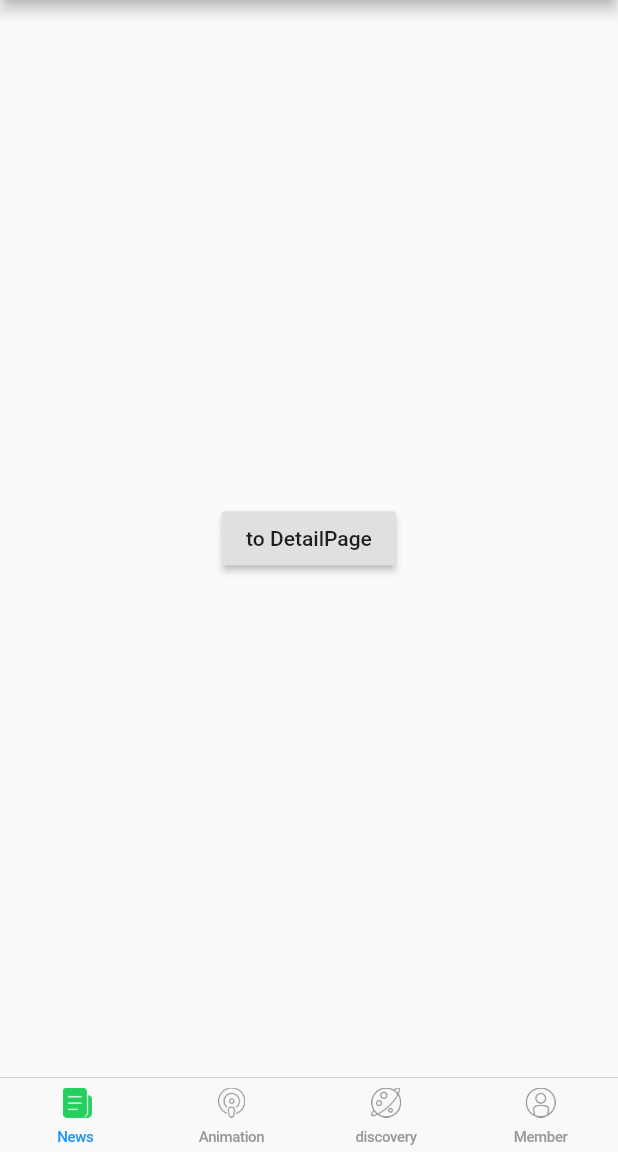
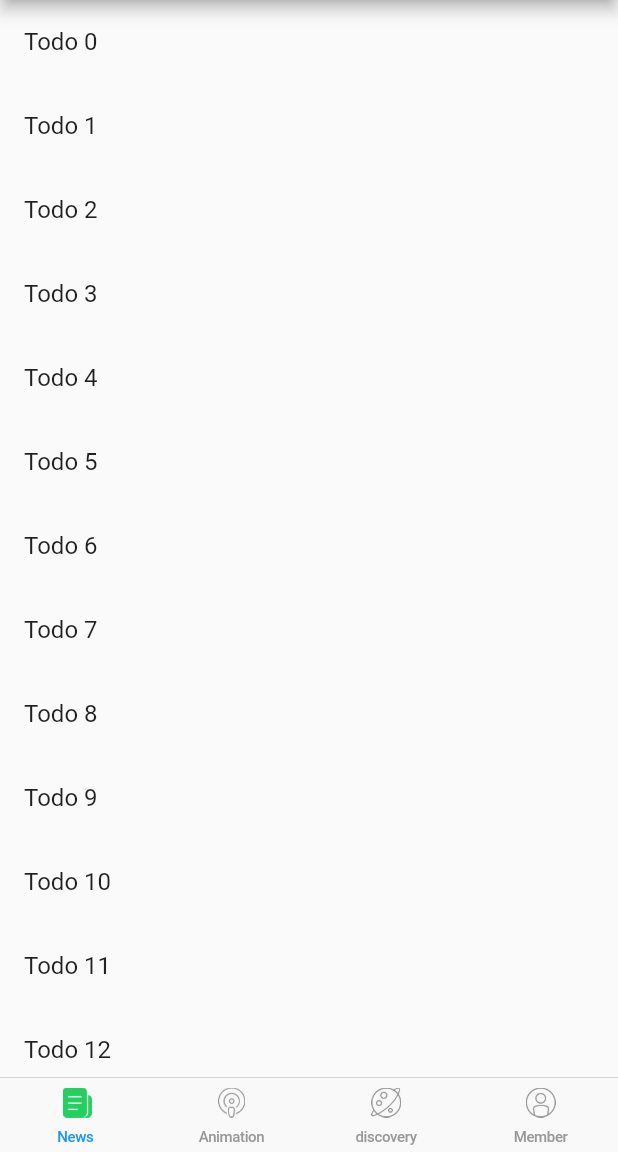
Before and after one commit to dukezhao/open_source_china, a Flutter app: the screen it shows after launch, on a phone screen of 412 x 824 dp, the part 84-1236 px from its top. Run offline on Flutter 3.47's test engine with Material 2 defaults, Android fonts, the phone set to English and light mode, and no system bars.

Commit message:
test TODO list jump to details is Ok .

```diff
--- a/lib/main.dart
+++ b/lib/main.dart
@@ -1,6 +1,8 @@
 import 'package:flutter/material.dart';
 import 'package:open_source_china/pages/DiscoveryPage.dart';
 import 'package:open_source_china/pages/MyInfoPage.dart';
+import 'package:open_source_china/pages/NewsDetailsPage.dart';
+
 import 'package:open_source_china/pages/NewsListPage.dart';
 import 'package:open_source_china/pages/TweetsListPage.dart';
 import 'package:flutter/cupertino.dart';
@@ -20,6 +22,7 @@ class MyOSCClientState extends State<MyApp> {
 
   var tabImages;
   final appBarTitles = ['News ', 'Animation', 'discovery', 'Member'];
+  //Map<String, WidgetBuilder> _route;
 
 /*  var _body = IndexedStack(
     children: <Widget>[
@@ -87,6 +90,15 @@ class MyOSCClientState extends State<MyApp> {
           ),
         ),
       ),
+    /*  *//* 一般写法：*/
+
+
+      routes: <String, WidgetBuilder>{'newsDetail': (_) => NewsDetailsPage("mainsetrouter,list跳转 来的详情页")},
+
+
+
+      //另一种写法，跳转Ok
+      /*routes: <String,WidgetBuilder>{'newsDetail': (context) {return  NewsDetailsPage();}},*/
     );
   }
 
--- a/lib/pages/NewsDetailsPage.dart
+++ b/lib/pages/NewsDetailsPage.dart
@@ -15,6 +15,9 @@ import 'package:flutter/material.dart';
 * */
 
 class NewsDetailsPage extends StatelessWidget {
+  final title;
+  NewsDetailsPage(this.title);
+
   @override
   Widget build(BuildContext context) {
     return Scaffold(
@@ -26,11 +29,11 @@ class NewsDetailsPage extends StatelessWidget {
         child: Column(
           mainAxisAlignment: MainAxisAlignment.center,
           children: <Widget>[
-            Text('news detail page '),
+            Text(title,style: TextStyle(fontSize: 28.0),),//'news detail page '->title
             RaisedButton(
               child: Text('back'),
             onPressed: (){
-                Navigator.of(context).pop();
+                Navigator.of(context).pop();//来使页面返回到上一级
             },),
 
           ],
--- a/lib/pages/NewsListPage.dart
+++ b/lib/pages/NewsListPage.dart
@@ -1,13 +1,24 @@
 import 'package:flutter/material.dart';
+import 'package:open_source_china/pages/TodoDetailsPage.dart';
 import 'NewsDetailsPage.dart';
 
 //temply show one UI
-class NewsListPage extends StatelessWidget{
+class NewsListPage extends StatelessWidget {
+  final todos = new List<Todo>.generate(
+    20,
+    (i) => new Todo(
+        'Todo $i',
+        'A description fo'
+        ' what need to do be done for Todo $i '),
+  );
+
   @override
   Widget build(BuildContext context) {
     // TODO: implement build
-    return Center(
-      child: RaisedButton(child: Text('to DetailPage'),
+    /* return Center(
+
+      //并非真正的list中item跳转，只是一个按钮
+     */ /* child: RaisedButton(child: Text('to DetailPage'),
       onPressed: (){
         Navigator.of(context).push(MaterialPageRoute(builder: (ctx){//push的参数是一个Route对象，
           // 这里使用了Flutter提供的MaterialPageRoute对象，builder参数是一个方法，返回的就是详情页对象。
@@ -15,7 +26,70 @@ class NewsListPage extends StatelessWidget{
         }));
 
 
-      },),
+      },),*/
+
+    //todo 还不是真的list 中item click ->details，只是把push里的东西放到一个路由表_route里
+    //即，除了使用上面的方式做页面的跳转外，还可以给MaterialApp配置一个route参数，该route参数类似于一个全局的路
+    // 由表，根据一个name值导航到对应的页面，这种方式需要定义一个类型为Map<String, WidgetBuilder>的变量_route
+    // 变量，并在initDate()方法中为这个变量赋值，如下代码：
+    // initDate();
+    /*   return Center(
+              child: RaisedButton(child: Text('to DetailPage'),
+        onPressed: (){
+
+          Navigator.of(context).pushNamed('newsDetail');
+          //Navigator.push(context, MaterialPageRoute(builder: (context)=>NewsDetailsPage('bbb pramaters ')));
+        },
+      )
+
+
+    );*/
+
+    //change to  Navigator.push(context, MaterialPageRoute(builder: (context)=>NewsDetailsPage('bbb pramaters ')));
+    // will be ok，but no use the _route defined .
+
+/*  return MaterialApp(
+      debugShowCheckedModeBanner: false,
+      title: 'NewsList',
+      theme: ThemeData(primaryColor: Colors.blue),
+      routes: <String,WidgetBuilder>{'newsDetail':(_)=>NewsDetailsPage("来自listPage Parameters")},
+      home: Center(
+        child: RaisedButton(child:Text('to detail'),onPressed: (){
+         // Navigator.of(context).pushNamed('newsDetail');
+          Navigator.push(context, MaterialPageRoute(builder: (context)=>NewsDetailsPage('bbb pramaters ')));
+        }),
+      ),
+    );*/
+
+    //test Todo class：refer：https://flutterchina.club/cookbook/navigation/passing-data/
+
+    //1.list view completed
+    return Center(
+      child: ListView.builder(
+        itemCount: todos.length,
+        itemBuilder: (context, index) {
+          return ListTile(
+            title: Text(todos[index].title),
+            onTap: ()   //2.click->detailsPage
+            {
+              Navigator.push(context, MaterialPageRoute(builder: (context)=>
+              TodoDetailsPage(todo:todos[index]//todos[index] as transfer parameters;
+              ),
+              ),
+              );
+            },
+          );
+        },
+      ),
     );
+
+
   }
 }
+
+class Todo {
+  final String title;
+  final String description;
+
+  Todo(this.title, this.description);
+}
```
